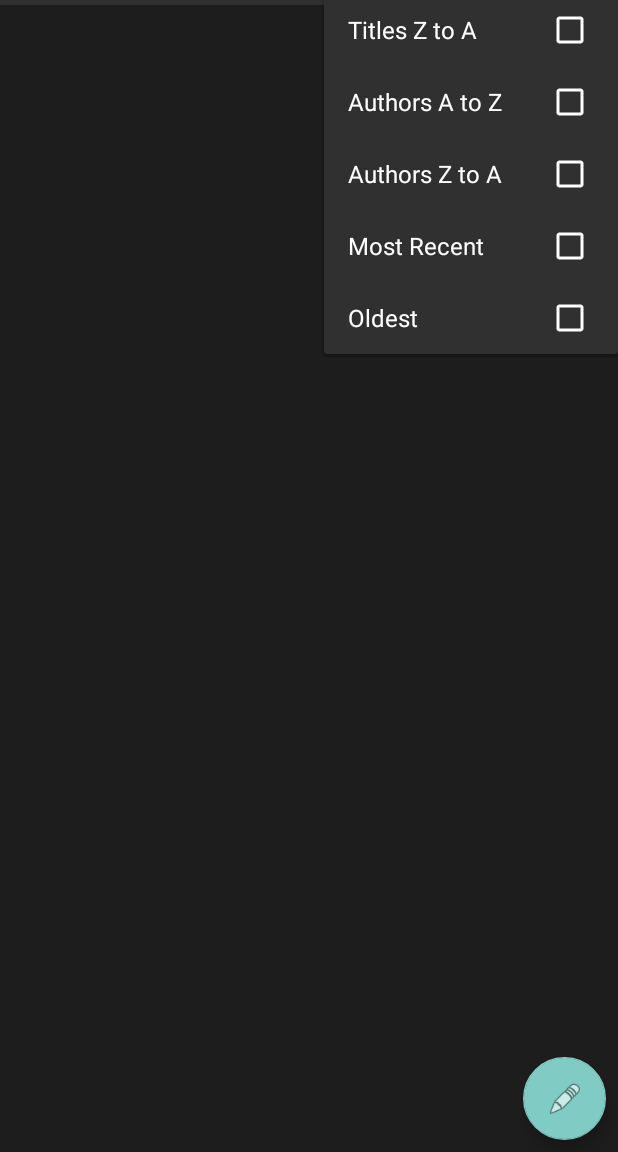
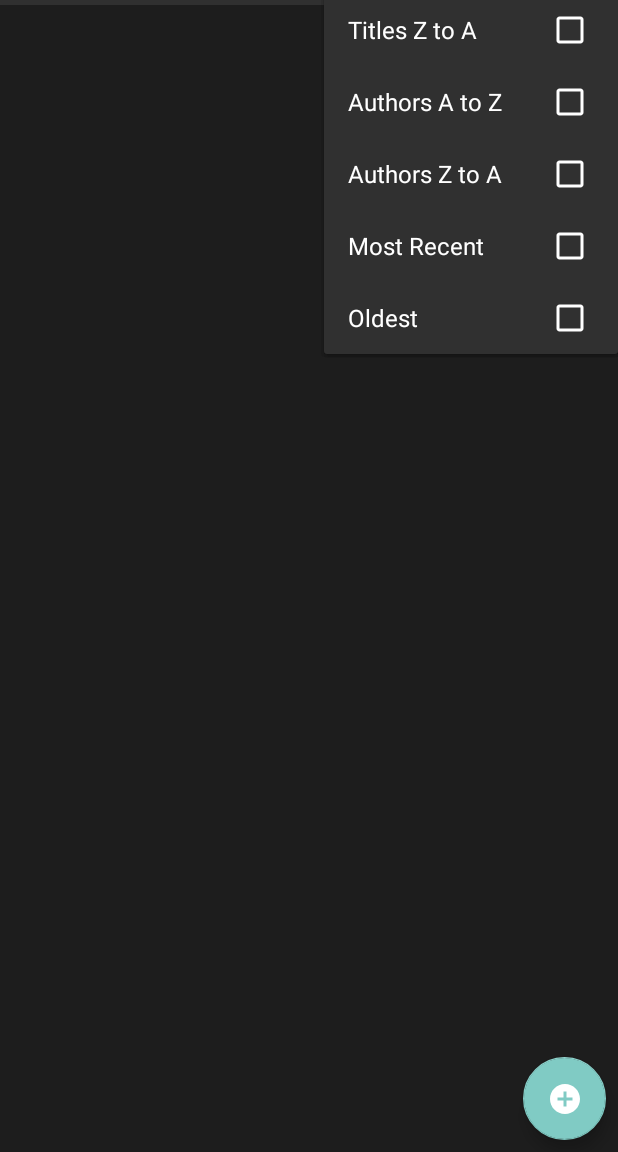
Before and after one commit to therealestkevin/Librarify, an Android app: the bookList screen opened directly, with no data from a screen before it, after a tap on "setting", on a phone screen of 412 x 824 dp, the part 84-1236 px from its top. Run offline under Robolectric (Android 15) with nearby library versions, the phone set to English and light mode, and no system bars; our stand-ins replace Room's generated code; libraries missing offline, so code that uses them is left out: com.github.tibolte.agendacalendarview.

Commit message:
More ListView Bug Fixes

```diff
--- a/app/src/main/java/kevin/xu/librarify/scheduleManager.java
+++ b/app/src/main/java/kevin/xu/librarify/scheduleManager.java
@@ -193,6 +193,7 @@ public class scheduleManager extends AppCompatActivity {
                                 curStack.add(temp);
 
                               bookList.bookModel.updateCompleteData(curStack, BookAdapter.mBook.get(BookPosition).getId(),BookPosition);
+                              //adapter.add(temp);
                               adapter.notifyDataSetChanged();
                               curStack.clear();
                         }
--- a/app/src/main/res/layout/activity_book_list.xml
+++ b/app/src/main/res/layout/activity_book_list.xml
@@ -15,7 +15,7 @@
         android:clickable="true"
         app:layout_constraintBottom_toBottomOf="parent"
         app:layout_constraintEnd_toEndOf="parent"
-        app:srcCompat="@android:drawable/ic_menu_edit" />
+        app:srcCompat="@drawable/ic_action_add" />
 
     <androidx.appcompat.widget.Toolbar
         android:id="@+id/topToolBarBook"
```
Also changed, not shown: app/src/main/java/kevin/xu/roomDB/BookRepository.java (+9 -6 lines), app/src/main/java/kevin/xu/roomDB/BookDAO.java (line endings or trailing spaces).
